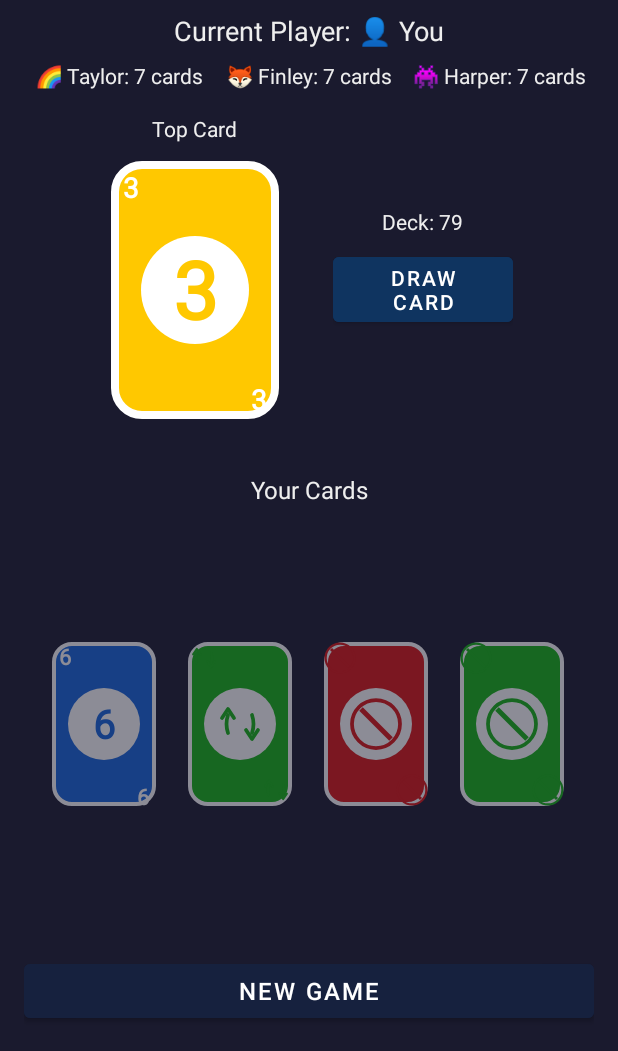
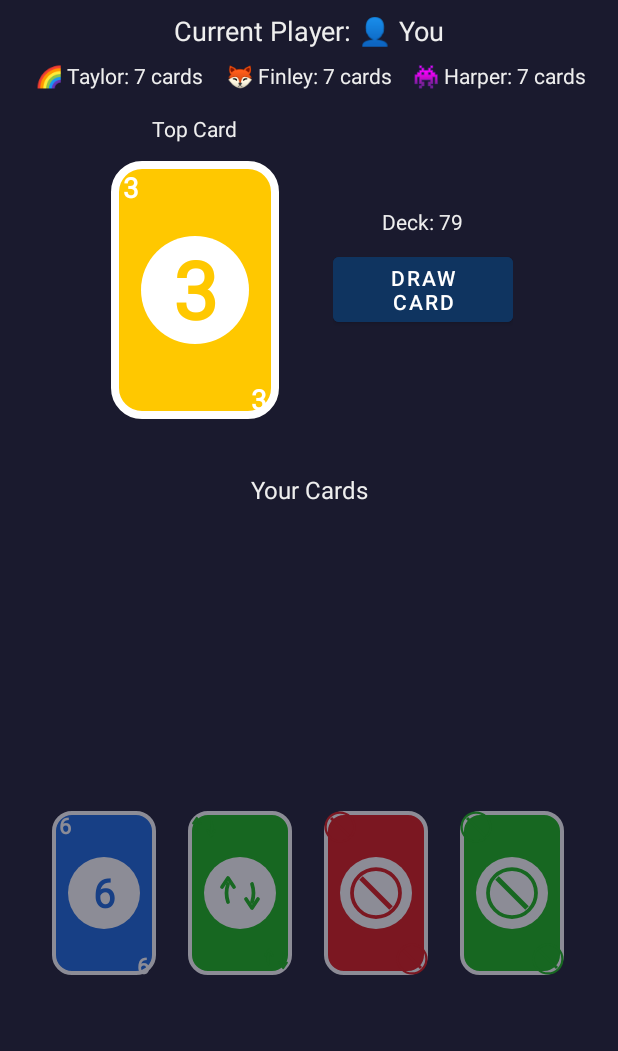
Before and after one commit to ssfdre38/card-stack-game, an Android app: the screen it shows after launch (MainActivity), on a phone screen of 412 x 824 dp, the part 185-1236 px from its top. Run offline under Robolectric (Android 15) with nearby library versions, the phone set to English and light mode, and no system bars.

Commit message:
v2.3.13 - Fix player card area height (use fixed 500dp)
- Changed HorizontalScrollView from layout_weight to fixed 500dp height
- Previous minHeight=400dp wasn't enough (cards need 432dp minimum)
- Fixed 500dp guarantees full card visibility at all times
- Cards: 360dp height + 16dp margins + padding = needs 432dp+
- 500dp gives comfortable buffer for full card display

Issue: Player cards were still being cut off/squished
Root cause: layout_weight with minHeight was still being constrained
Solution: Use fixed 500dp height to guarantee space
Result: Cards now show fully without any cutting

```diff
--- a/app/build.gradle
+++ b/app/build.gradle
@@ -10,8 +10,8 @@ android {
         applicationId "com.matchmania.game"
         minSdk 24
         targetSdk 34
-        versionCode 30
-        versionName "2.3.12"
+        versionCode 31
+        versionName "2.3.13"
     }
 
     signingConfigs {
--- a/app/src/main/res/layout/activity_main.xml
+++ b/app/src/main/res/layout/activity_main.xml
@@ -178,9 +178,7 @@
 
     <HorizontalScrollView
         android:layout_width="match_parent"
-        android:layout_height="0dp"
-        android:layout_weight="1"
-        android:minHeight="400dp"
+        android:layout_height="500dp"
         android:scrollbars="none">
 
         <LinearLayout
```
Also changed, not shown: 1 other file.
